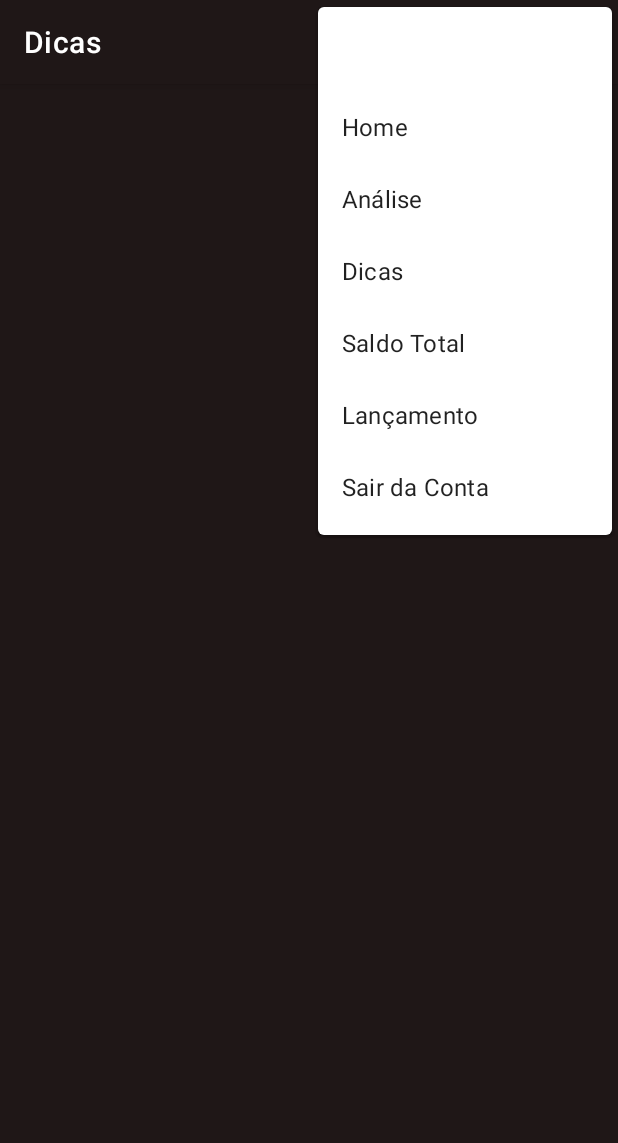
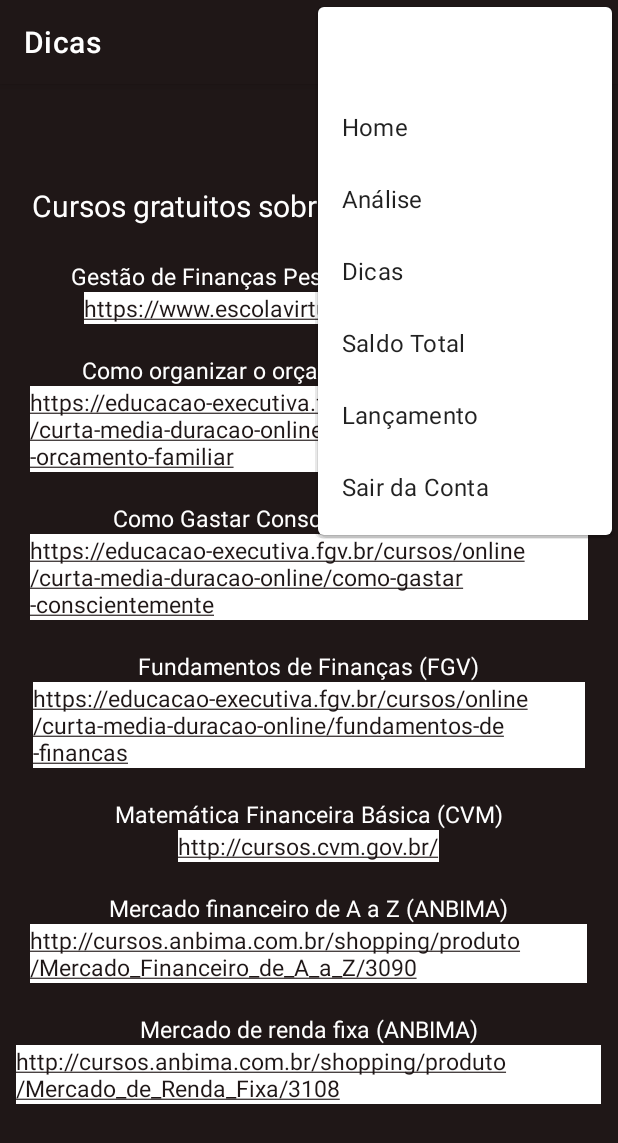
Before and after one commit to Lobat0/CashWise, an Android app: the Dicas screen opened directly, with no data from a screen before it, with the options menu open, on a phone screen of 412 x 824 dp. Shown: the top 1143 px of the screen. Run offline under Robolectric (Android 15) with nearby library versions, the phone set to English and light mode, and no system bars; our stand-ins replace Firebase (no records; nobody signed in at launch, a user with empty details on screens opened directly).

Commit message:
Tela de dicas com cursos gratuitos

```diff
--- a/app/src/main/java/com/appfinance/Dicas.java
+++ b/app/src/main/java/com/appfinance/Dicas.java
@@ -5,9 +5,11 @@ import androidx.appcompat.app.AppCompatActivity;
 
 import android.content.Intent;
 import android.os.Bundle;
+import android.text.util.Linkify;
 import android.view.Menu;
 import android.view.MenuInflater;
 import android.view.MenuItem;
+import android.widget.TextView;
 import android.widget.Toast;
 
 import com.google.firebase.auth.FirebaseAuth;
--- a/app/src/main/res/layout/activity_dicas.xml
+++ b/app/src/main/res/layout/activity_dicas.xml
@@ -5,4 +5,155 @@
     android:layout_width="match_parent"
     android:layout_height="match_parent"
     android:background="#1F1717"
-    tools:context=".Dicas"/>
+    tools:context=".Dicas">
+
+    <LinearLayout
+        android:layout_width="match_parent"
+        android:layout_height="match_parent"
+        android:gravity="center"
+        android:orientation="vertical">
+
+        <TextView
+            android:id="@+id/textView9"
+            android:layout_width="wrap_content"
+            android:layout_height="50dp"
+            android:text="Cursos gratuitos sobre finanças pessoais:"
+            android:textColor="#FFFFFF"
+            android:textSize="20sp" />
+
+        <TextView
+            android:id="@+id/textView10"
+            android:layout_width="wrap_content"
+            android:layout_height="wrap_content"
+            android:text="Gestão de Finanças Pessoais (Banco Central)"
+            android:textColor="#FFFFFF"
+            android:textSize="15sp" />
+
+        <TextView
+            android:id="@+id/txt_link0"
+            android:layout_width="wrap_content"
+            android:layout_height="wrap_content"
+            android:layout_marginBottom="20dp"
+            android:autoLink="web"
+            android:background="#FFFFFF"
+            android:text="https://www.escolavirtual.gov.br/curso/170"
+            android:textColor="#FFFFFF"
+            android:textSize="15sp" />
+
+        <TextView
+            android:id="@+id/textView15"
+            android:layout_width="wrap_content"
+            android:layout_height="wrap_content"
+            android:text="Como organizar o orçamento familiar (FGV)"
+            android:textColor="#FFFFFF"
+            android:textSize="15sp" />
+
+        <TextView
+            android:id="@+id/txt_link"
+            android:layout_width="371dp"
+            android:layout_height="wrap_content"
+            android:layout_marginBottom="20dp"
+            android:autoLink="web"
+            android:background="#FFFFFF"
+            android:text="https://educacao-executiva.fgv.br/cursos/online/curta-media-duracao-online/como-organizar-o-orcamento-familiar"
+            android:textColor="#FFFFFF"
+            android:textSize="15sp" />
+
+        <TextView
+            android:id="@+id/textView16"
+            android:layout_width="wrap_content"
+            android:layout_height="wrap_content"
+            android:text="Como Gastar Conscientemente (FGV)"
+            android:textColor="#FFFFFF"
+            android:textSize="15sp" />
+
+        <TextView
+            android:id="@+id/txt_link2"
+            android:layout_width="372dp"
+            android:layout_height="wrap_content"
+            android:layout_marginBottom="20dp"
+            android:autoLink="web"
+            android:background="#FFFFFF"
+            android:text="https://educacao-executiva.fgv.br/cursos/online/curta-media-duracao-online/como-gastar-conscientemente"
+            android:textColor="#FFFFFF"
+            android:textSize="15sp" />
+
+        <TextView
+            android:id="@+id/textView17"
+            android:layout_width="wrap_content"
+            android:layout_height="wrap_content"
+            android:text="Fundamentos de Finanças (FGV)"
+            android:textColor="#FFFFFF"
+            android:textSize="15sp" />
+
+        <TextView
+            android:id="@+id/txt_link3"
+            android:layout_width="368dp"
+            android:layout_height="wrap_content"
+            android:layout_marginBottom="20dp"
+            android:autoLink="web"
+            android:background="#FFFFFF"
+            android:text="https://educacao-executiva.fgv.br/cursos/online/curta-media-duracao-online/fundamentos-de-financas"
+            android:textColor="#FFFFFF"
+            android:textSize="15sp" />
+
+        <TextView
+            android:id="@+id/textView18"
+            android:layout_width="wrap_content"
+            android:layout_height="wrap_content"
+            android:text="Matemática Financeira Básica (CVM)"
+            android:textColor="#FFFFFF"
+            android:textSize="15sp" />
+
+        <TextView
+            android:id="@+id/txt_link4"
+            android:layout_width="wrap_content"
+            android:layout_height="wrap_content"
+            android:layout_marginBottom="20dp"
+            android:autoLink="web"
+            android:background="#FFFFFF"
+            android:text="http://cursos.cvm.gov.br/"
+            android:textColor="#FFFFFF"
+            android:textSize="15sp" />
+
+        <TextView
+            android:id="@+id/textView19"
+            android:layout_width="wrap_content"
+            android:layout_height="wrap_content"
+            android:text="Mercado financeiro de A a Z (ANBIMA)"
+            android:textColor="#FFFFFF"
+            android:textSize="15sp" />
+
+        <TextView
+            android:id="@+id/txt_link5"
+            android:layout_width="371dp"
+            android:layout_height="wrap_content"
+            android:layout_marginBottom="20dp"
+            android:autoLink="web"
+            android:background="#FFFFFF"
+            android:text="http://cursos.anbima.com.br/shopping/produto/Mercado_Financeiro_de_A_a_Z/3090"
+            android:textColor="#FFFFFF"
+            android:textSize="15sp" />
+
+        <TextView
+            android:id="@+id/textView20"
+            android:layout_width="wrap_content"
+            android:layout_height="wrap_content"
+            android:text="Mercado de renda fixa (ANBIMA)"
+            android:textColor="#FFFFFF"
+            android:textSize="15sp" />
+
+        <TextView
+            android:id="@+id/txt_link6"
+            android:layout_width="390dp"
+            android:layout_height="wrap_content"
+            android:layout_marginBottom="20dp"
+            android:autoLink="web"
+            android:background="#FFFFFF"
+            android:text="http://cursos.anbima.com.br/shopping/produto/Mercado_de_Renda_Fixa/3108"
+            android:textColor="#FFFFFF"
+            android:textSize="15sp" />
+
+    </LinearLayout>
+
+</androidx.constraintlayout.widget.ConstraintLayout>
```
